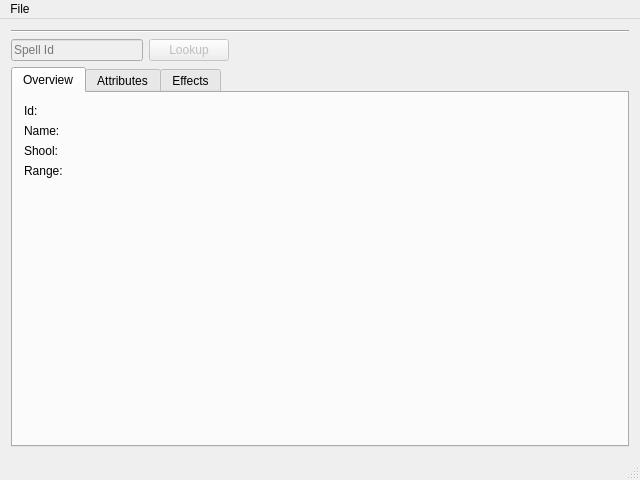
First picture: the form in WoWdbcViewer/mainwindow.ui, repository Gagaro/WoWdbcViewer, before the edit.
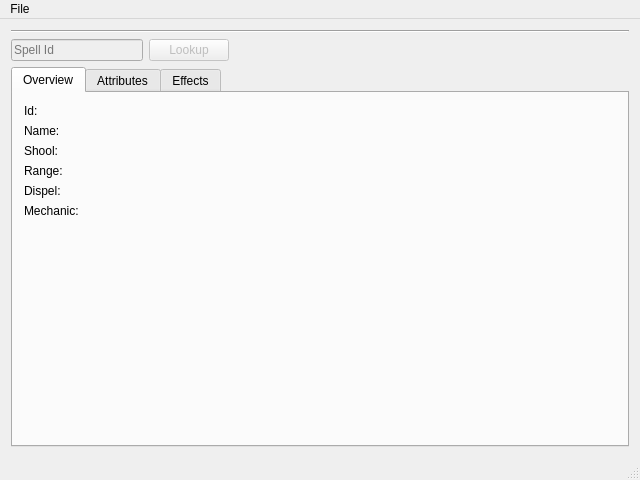
Second picture: the form after the edit.

Commit message: Added dispel and mechanic.

Diff of the .ui file:
```diff
--- a/WoWdbcViewer/mainwindow.ui
+++ b/WoWdbcViewer/mainwindow.ui
@@ -105,6 +105,20 @@
             </property>
            </widget>
           </item>
+          <item>
+           <widget class="QLabel" name="spellOverviewDispel">
+            <property name="text">
+             <string>Dispel:</string>
+            </property>
+           </widget>
+          </item>
+          <item>
+           <widget class="QLabel" name="spellOverviewMechanic">
+            <property name="text">
+             <string>Mechanic:</string>
+            </property>
+           </widget>
+          </item>
           <item>
            <spacer name="verticalSpacer">
             <property name="orientation">
```
The commit also changes 3 other files.
